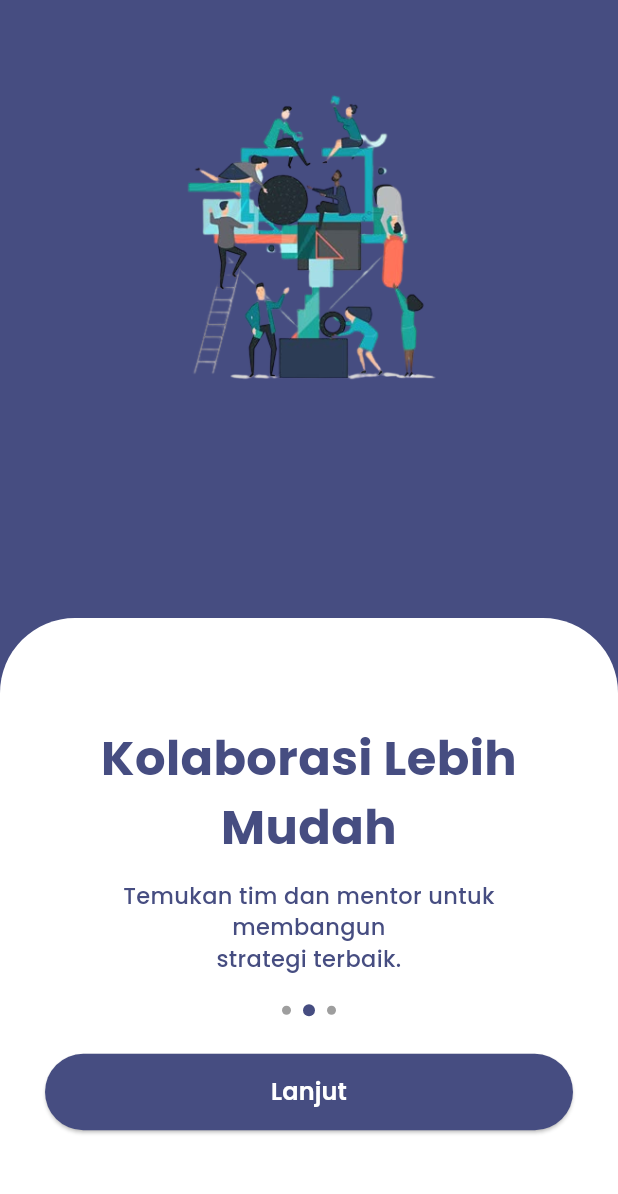
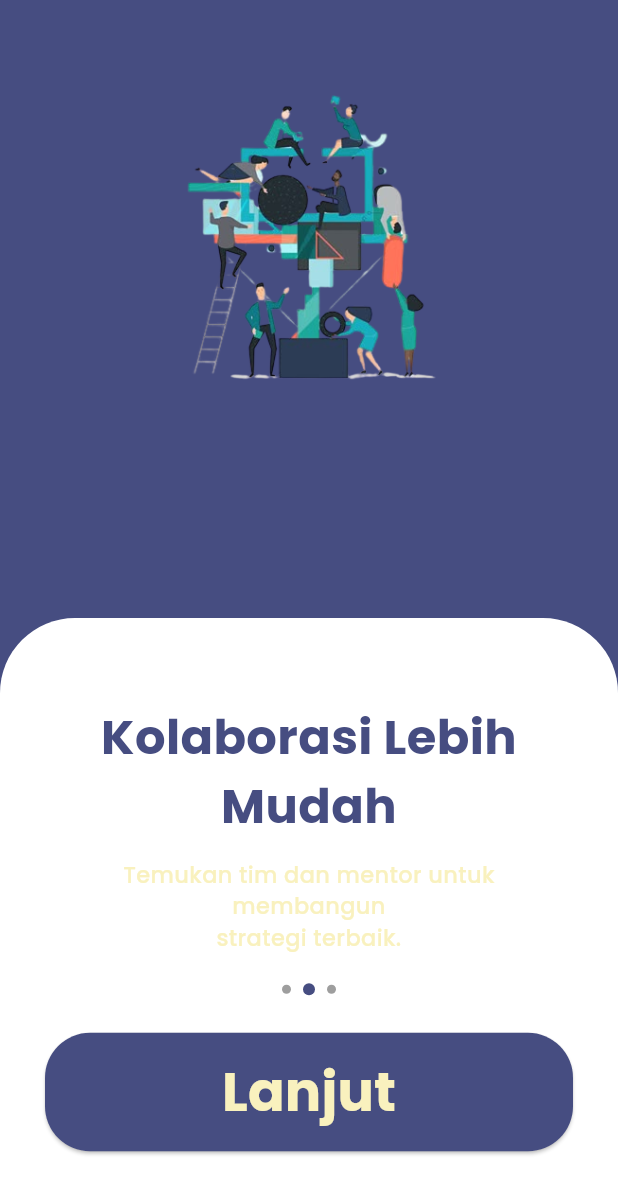
Before and after one commit to najwan16/competify_app, a Flutter app: the screen it shows after launch, swiped to page 2, on a phone screen of 412 x 824 dp. Shown: the top 1194 px of the screen. Run offline on Flutter 3.47's test engine with Material 3 defaults, Android fonts, the phone set to English and light mode, and no system bars; our stand-ins replace cloud_firestore, firebase_auth, firebase_core, fluttertoast, google_fonts; accounts and stored records are empty.

Commit message:
Update onboarding_page.dart fonts

```diff
--- a/lib/presentation/pages/start/onboarding_page.dart
+++ b/lib/presentation/pages/start/onboarding_page.dart
@@ -2,6 +2,7 @@ import 'package:competify_app/presentation/provider/onboarding_data.dart';
 import 'package:competify_app/services/onboarding_controller.dart';
 import 'package:flutter/material.dart';
 import 'package:provider/provider.dart';
+import 'package:google_fonts/google_fonts.dart';
 
 class OnBoardingScreen extends StatelessWidget {
   const OnBoardingScreen({super.key});
@@ -65,10 +66,9 @@ class OnBoardingScreen extends StatelessWidget {
                           Text(
                             onboardingItems[controller.currentPage].subtitle,
                             textAlign: TextAlign.center,
-                            style: const TextStyle(
-                              fontFamily: 'Poppins',
+                            style: GoogleFonts.poppins(
+                              color: Color(0XFFF9F1BE),
                               fontSize: 15,
-                              color: Color(0XFF464D81),
                               fontWeight: FontWeight.w500,
                             ),
                           ),
@@ -117,11 +117,10 @@ class OnBoardingScreen extends StatelessWidget {
                                         onboardingItems.length - 1
                                     ? "Mulai"
                                     : "Lanjut",
-                                style: const TextStyle(
-                                  fontFamily: 'Poppins',
-                                  fontSize: 16,
-                                  fontWeight: FontWeight.w600,
-                                  color: Colors.white,
+                                style:GoogleFonts.poppins(
+                                  color: Color(0XFFF9F1BE),
+                                  fontSize: 36,
+                                  fontWeight: FontWeight.bold,
                                 ),
                               ),
                             ),
```
